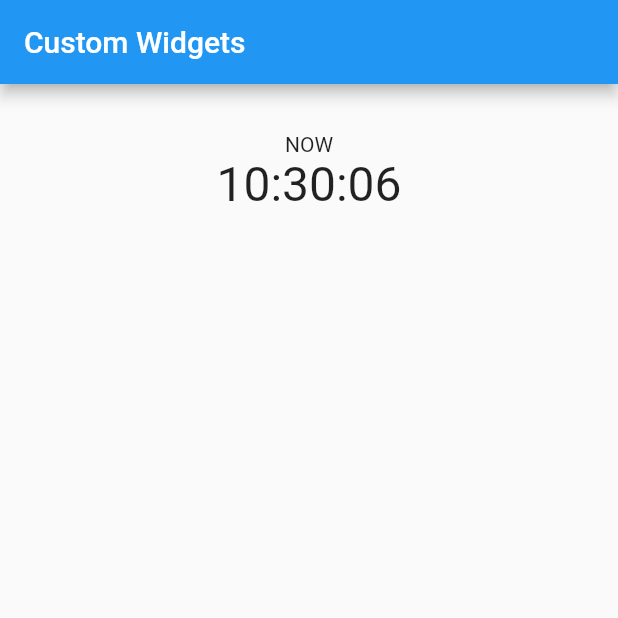
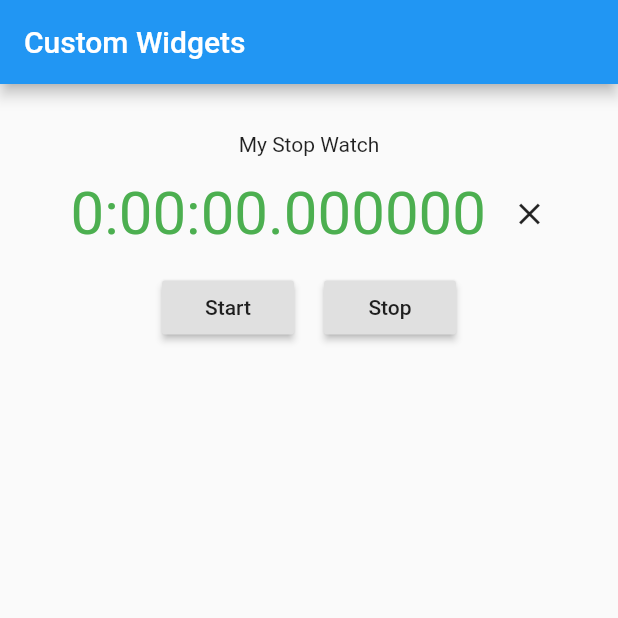
Before and after one commit to codewithiulian/flutter-intermediate, a Flutter app: the screen it shows after launch, on a phone screen of 412 x 824 dp, the top half of it. Run offline on Flutter 3.47's test engine with Material 2 defaults, Android fonts, the phone set to English and light mode, and no system bars.

```diff
--- /dev/null
+++ b/lib/TimeCounter.dart
@@ -0,0 +1,80 @@
+import 'package:flutter/material.dart';
+import 'dart:async';
+import 'timedisplay.dart';
+
+class TimeCounter extends StatefulWidget {
+  @override
+  TimeCounterState createState() => new TimeCounterState();
+}
+
+class TimeCounterState extends State<TimeCounter> {
+
+  Stopwatch watch;
+  Timer timer;
+  Duration duration;
+
+  void onStart() {
+    setState(() {
+      watch = new Stopwatch();
+      timer = new Timer.periodic(new Duration(milliseconds: 250), onTimeOut);
+    });
+    watch.start();
+  }
+
+  void onStop() {
+    timer.cancel();
+    watch.stop();
+  }
+
+  void onTimeOut(Timer timer) {
+    if(!watch.isRunning) return;
+    setState(() => duration = watch.elapsed);
+  }
+
+  void onClear(Duration value) {
+    setState(() => duration = new Duration());
+  }
+
+
+  @override
+  void initState() {
+    duration = new Duration();
+  }
+
+  @override
+  Widget build(BuildContext context) {
+    return new Container(
+      padding: new EdgeInsets.all(10.0),
+      child: new Center(
+        child: new Column(
+          children: <Widget>[
+            new TimeDisplay(
+              color: Colors.red,
+              duration: duration,
+              onClear: onClear,
+            ),
+            new Row(
+              mainAxisAlignment: MainAxisAlignment.center,
+              children: <Widget>[
+                new Padding(
+                  padding: new EdgeInsets.all(10.0),
+                  child: new RaisedButton(
+                    onPressed: onStart,
+                    child: new Text('Start')
+                  )
+                ),
+                new Padding(
+                    padding: new EdgeInsets.all(10.0),
+                    child: new RaisedButton(
+                        onPressed: onStop,
+                        child: new Text('Stop')
+                    )
+                )
+              ],
+            )
+          ],
+        )
+      )
+    );
+  }
+}
--- a/lib/clock.dart
+++ /dev/null
@@ -1,33 +0,0 @@
-import 'package:flutter/material.dart';
-import 'dart:async';
-import 'package:intl/intl.dart';
-
-class Clock extends StatefulWidget {
-  @override
-  ClockState createState() => new ClockState();
-}
-
-class ClockState extends State<Clock> {
-
-  String value = 'Time here';
-  Timer timer;
-
-
-  @override
-  void initState() {
-    timer = new Timer.periodic(new Duration(seconds: 1), onTimer);
-  }
-
-  void onTimer(Timer timer) {
-    var now = new DateTime.now();
-    var formatter = new DateFormat('hh:mm:ss');
-    String formatted = formatter.format(now);
-
-    setState(() => value = formatted  );
-  }
-
-  @override
-  Widget build(BuildContext context) {
-    return new Text(value, style: new TextStyle(fontSize: 32.0));
-  }
-}
--- a/lib/main.dart
+++ b/lib/main.dart
@@ -1,5 +1,5 @@
 import 'package:flutter/material.dart';
-import 'clock.dart';
+import 'TimeCounter.dart';
 
 void main() {
   runApp(new MaterialApp(
@@ -24,8 +24,8 @@ class _State extends State<MyApp> {
         child: new Center(
           child: new Column(
             children: <Widget>[
-              new Text('NOW'),
-              new Clock()
+              new Text('My Stop Watch'),
+              new TimeCounter()
             ]
           ),
         ),
--- /dev/null
+++ b/lib/timedisplay.dart
@@ -0,0 +1,34 @@
+import 'package:flutter/material.dart';
+
+class TimeDisplay extends StatelessWidget {
+
+  TimeDisplay({Key key, Color this.color, Duration this.duration, this.onClear})
+      : super(key: key);
+
+  Duration duration = new Duration();
+  Color color = Colors.green;
+  final ValueChanged<Duration> onClear;
+
+  onPressed() {
+    onClear(duration);
+  }
+
+  @override
+  Widget build(BuildContext context) {
+    return new Row(
+      mainAxisAlignment: MainAxisAlignment.center,
+      children: <Widget>[
+        new Padding(
+          padding: new EdgeInsets.all(5.0),
+          child: new Text(
+            duration.toString(),
+            style: new TextStyle(
+              fontSize: 40.0,
+              color: color
+            ))
+        ),
+        new IconButton(icon: new Icon(Icons.clear), onPressed: onPressed)
+      ],
+    );
+  }
+}
```
